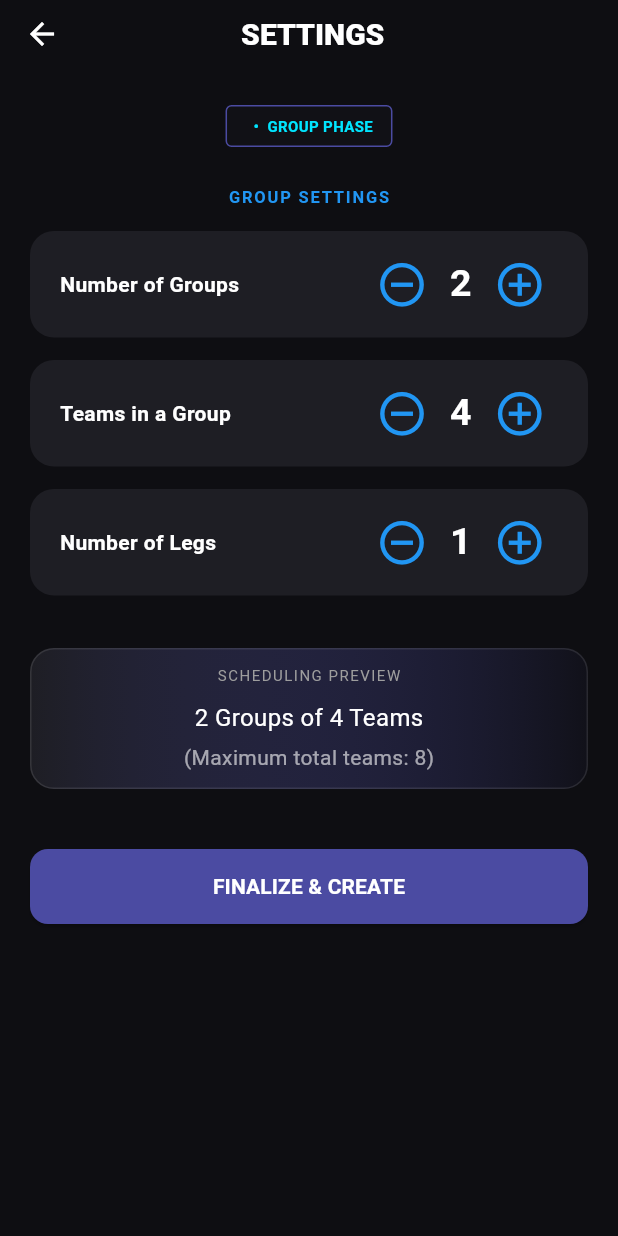
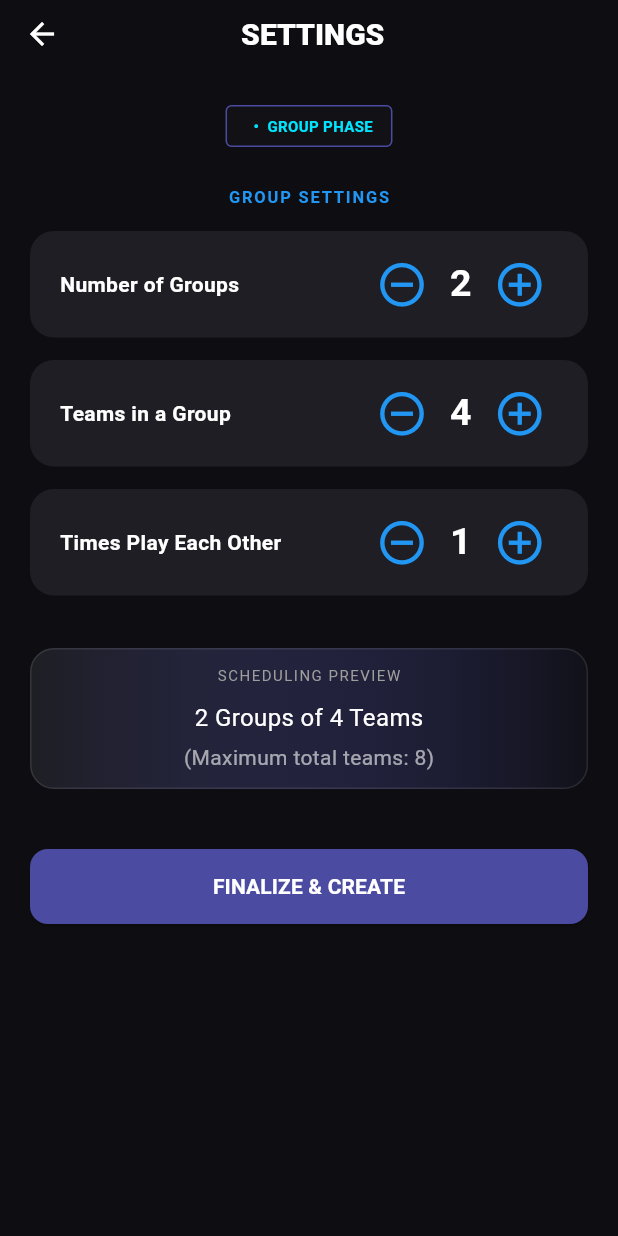
Before and after one commit to Jackhammer-95/GameSphere, a Flutter app: the TournamentSettingsPage screen opened directly with empty values, on a phone screen of 412 x 824 dp. Run offline on Flutter 3.47's test engine with Material 3 defaults, Android fonts, the phone set to English and light mode, and no system bars; our stand-ins replace cloud_firestore, country_picker, firebase_auth, firebase_core, google_fonts, video_player; accounts and stored records are empty.

Commit message:
Updated many things

```diff
--- a/lib/structures/NextPageCreateTour.dart
+++ b/lib/structures/NextPageCreateTour.dart
@@ -81,7 +81,7 @@ class _TournamentSettingsPageState extends State<TournamentSettingsPage>{
                         ),
                         const SizedBox(height: 15),
                         _buildNumberSelector(
-                          label: "Number of Legs",
+                          label: "Times Play Each Other",
                           value: _legs,
                           onChanged: (val) => setState(() => _legs = val),
                           min: 1,
@@ -103,22 +103,23 @@ class _TournamentSettingsPageState extends State<TournamentSettingsPage>{
                           min: 2,
                           max: widget.format != 2? min(64, _teamsPerGroup*_groupCount) : 64,
                         ),
+                        const SizedBox(height: 10),
                         _buildSwitchTile(
-                          "  Third Place Match",
-                          "  Include a bronze medal match for semi-final losers",
+                          "Third Place Match",
+                          "Include a bronze medal match for semi-final losers",
                           _thirdPlaceMatch,
                           (val) => setState((){
                             if(_qualifies == 2){null;}
                             else{_thirdPlaceMatch = val;}
                           }),
                         ),
-                        _buildSwitchTile(
-                          "  Two legged",
-                          "  Decide winner by combining both matches",
+                        if(widget.sport != 'Cricket')_buildSwitchTile(
+                          "Two legged",
+                          "Decide winner by aggregate score over two Matches",
                           _twolegged,
                           (val) => setState(() => _twolegged = val),
                         ),
-                        const SizedBox(height: 15),
+                        const SizedBox(height: 20),
                       ],
 
                       _buildSummaryCard(),
@@ -212,7 +213,6 @@ class _TournamentSettingsPageState extends State<TournamentSettingsPage>{
       opacity: isDisabled? 0.4: 1.0,
       child: ListTile(
         enabled: !isDisabled,
-        contentPadding: const EdgeInsets.symmetric(vertical: 8),
         title: Text(title, style: const TextStyle(color: Colors.white, fontWeight: FontWeight.bold)),
         subtitle: Text(sub, style: const TextStyle(color: Colors.grey, fontSize: 12)),
         trailing: Switch(
```
Also changed, not shown: lib/screens/EditProfile.dart (+8 -0 lines), lib/structures/CreateTournmnt.dart (+11 -1 lines).
